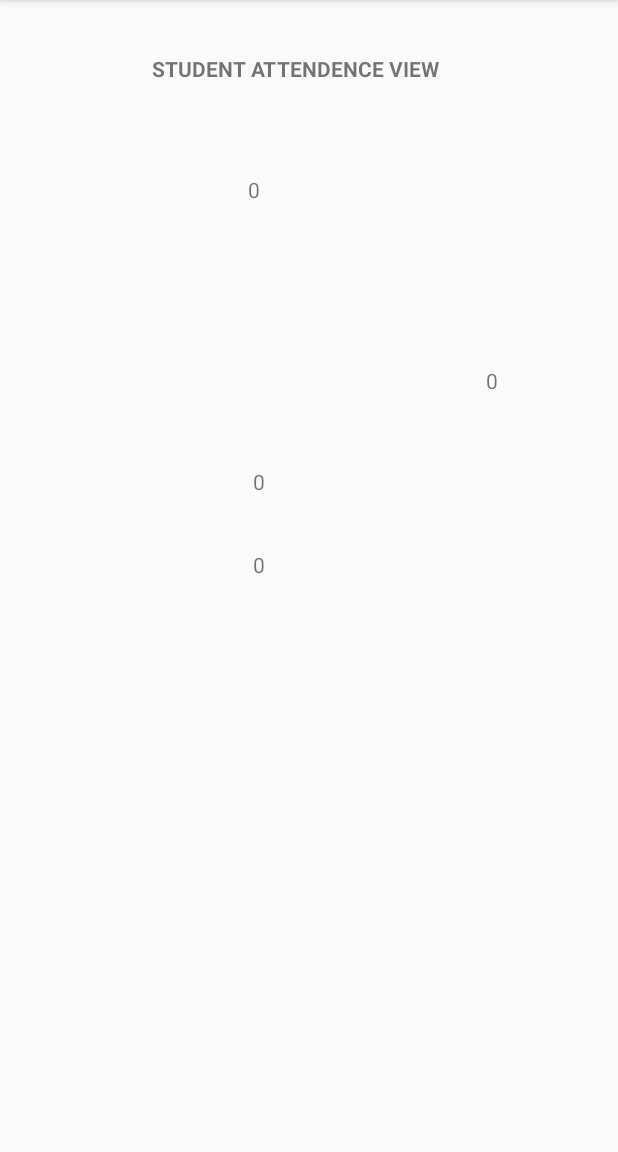
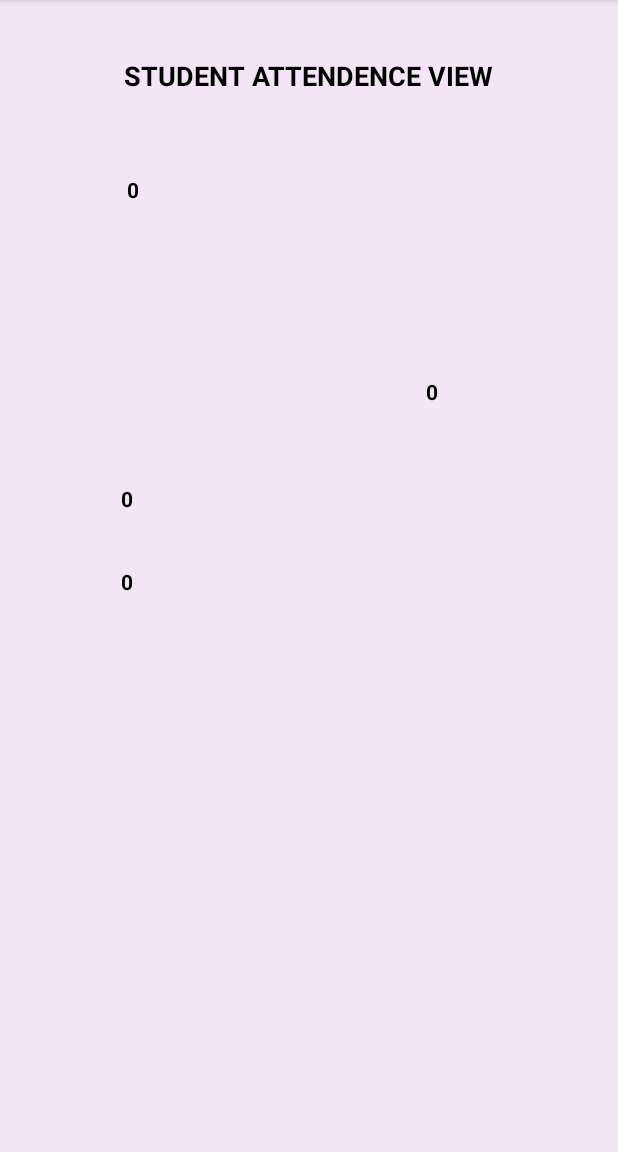
Before and after one commit to aman246149/attendence-management-system, an Android app: the StudentAttendenceView screen opened directly, with no data from a screen before it, on a phone screen of 412 x 824 dp, the part 84-1236 px from its top. Run offline under Robolectric (Android 15) with nearby library versions, the phone set to English and light mode, and no system bars; Roboto replaces fonts that are not available here; 14 statements that could not run were skipped.

Commit message:
ui and all bug fixed teacher authorization is being made ,attence view of student is being fixed

```diff
--- a/app/src/main/res/layout/activity_main.xml
+++ b/app/src/main/res/layout/activity_main.xml
@@ -15,7 +15,7 @@
         android:fontFamily="sans-serif-black"
         android:text="Please choose who  you are"
         android:textColor="#000000"
-        android:textSize="10sp"
+        android:textSize="18sp"
         app:layout_constraintEnd_toEndOf="@+id/imageView"
         app:layout_constraintStart_toStartOf="@+id/imageView"
         app:layout_constraintTop_toBottomOf="@+id/imageView" />
--- a/app/src/main/res/layout/activity_student_attendence_view.xml
+++ b/app/src/main/res/layout/activity_student_attendence_view.xml
@@ -4,6 +4,7 @@
     xmlns:tools="http://schemas.android.com/tools"
     android:layout_width="match_parent"
     android:layout_height="match_parent"
+    android:background="#F3E5F5"
     tools:context=".StudentAttendenceView">
 
     <TextView
@@ -12,11 +13,14 @@
         android:layout_height="wrap_content"
         android:layout_marginTop="36dp"
         android:text="STUDENT ATTENDENCE VIEW"
+        android:textColor="#000000"
+        android:textSize="18sp"
         android:textStyle="bold"
+        app:layout_constraintBottom_toTopOf="@+id/guideline2"
         app:layout_constraintEnd_toEndOf="parent"
-        app:layout_constraintHorizontal_bias="0.459"
         app:layout_constraintStart_toStartOf="parent"
-        app:layout_constraintTop_toTopOf="parent" />
+        app:layout_constraintTop_toTopOf="parent"
+        app:layout_constraintVertical_bias="0.166" />
 
     <androidx.constraintlayout.widget.Guideline
         android:id="@+id/guideline2"
@@ -37,70 +41,86 @@
         android:layout_width="wrap_content"
         android:layout_height="wrap_content"
         android:layout_marginTop="44dp"
+        android:textColor="#000000"
+        android:textStyle="bold"
         app:layout_constraintBottom_toBottomOf="@+id/viewNameid"
         app:layout_constraintEnd_toStartOf="@+id/viewNameid"
-        app:layout_constraintHorizontal_bias="0.463"
+        app:layout_constraintHorizontal_bias="0.213"
         app:layout_constraintStart_toStartOf="@+id/guideline3"
-        app:layout_constraintTop_toTopOf="@+id/guideline2" />
+        app:layout_constraintTop_toTopOf="@+id/guideline2"
+        app:layout_constraintVertical_bias="0.0" />
+
 
     <TextView
         android:id="@+id/viewNameid"
         android:layout_width="wrap_content"
         android:layout_height="wrap_content"
         android:layout_marginTop="44dp"
-        android:layout_marginEnd="84dp"
+        android:layout_marginEnd="124dp"
+        android:textColor="#000000"
+        android:textStyle="bold"
         app:layout_constraintEnd_toEndOf="parent"
         app:layout_constraintTop_toTopOf="@+id/guideline2" />
-
 
     <TextView
         android:id="@+id/viewphoneid"
         android:layout_width="wrap_content"
         android:layout_height="wrap_content"
 
-        android:layout_marginTop="116dp"
-        app:layout_constraintEnd_toEndOf="parent"
-        app:layout_constraintHorizontal_bias="0.361"
-        app:layout_constraintStart_toStartOf="@+id/guideline3"
-        app:layout_constraintTop_toTopOf="@+id/guideline2" />
+        android:layout_marginTop="52dp"
+        android:textColor="#000000"
+        android:textStyle="bold"
+        app:layout_constraintEnd_toEndOf="@+id/viewStudentid"
+        app:layout_constraintHorizontal_bias="0.0"
+        app:layout_constraintStart_toStartOf="@+id/viewStudentid"
+        app:layout_constraintTop_toBottomOf="@+id/viewStudentid" />
 
     <TextView
         android:id="@+id/viewcourseid"
         android:layout_width="wrap_content"
         android:layout_height="wrap_content"
-        android:layout_marginStart="76dp"
-        android:layout_marginTop="36dp"
-        app:layout_constraintEnd_toStartOf="@+id/viewsemesterid"
-        app:layout_constraintHorizontal_bias="0.28"
-        app:layout_constraintStart_toStartOf="@+id/guideline3"
+        android:layout_marginTop="44dp"
+        android:textColor="#000000"
+        android:textStyle="bold"
+        app:layout_constraintEnd_toEndOf="@+id/viewphoneid"
+        app:layout_constraintHorizontal_bias="0.0"
+        app:layout_constraintStart_toStartOf="@+id/viewphoneid"
         app:layout_constraintTop_toBottomOf="@+id/viewphoneid" />
 
     <TextView
         android:id="@+id/viewsemesterid"
         android:layout_width="wrap_content"
         android:layout_height="wrap_content"
-        android:layout_marginTop="36dp"
-        android:layout_marginEnd="80dp"
-        app:layout_constraintEnd_toEndOf="parent"
-        app:layout_constraintTop_toBottomOf="@+id/viewphoneid" />
+        android:layout_marginTop="44dp"
+        android:textColor="#000000"
+        android:textStyle="bold"
+        app:layout_constraintEnd_toEndOf="@+id/viewFAtherId"
+        app:layout_constraintHorizontal_bias="0.0"
+        app:layout_constraintStart_toStartOf="@+id/viewFAtherId"
+        app:layout_constraintTop_toBottomOf="@+id/viewFAtherId" />
 
     <TextView
         android:id="@+id/viewyearid"
         android:layout_width="wrap_content"
         android:layout_height="wrap_content"
-        android:layout_marginTop="48dp"
-        app:layout_constraintEnd_toStartOf="@+id/viewgenderid"
-        app:layout_constraintHorizontal_bias="0.467"
-        app:layout_constraintStart_toStartOf="@+id/guideline3"
+        android:layout_marginTop="52dp"
+        android:textColor="#000000"
+        android:textStyle="bold"
+        app:layout_constraintEnd_toEndOf="@+id/viewcourseid"
+        app:layout_constraintHorizontal_bias="1.0"
+        app:layout_constraintStart_toStartOf="@+id/viewcourseid"
         app:layout_constraintTop_toBottomOf="@+id/viewcourseid" />
 
     <TextView
         android:id="@+id/viewgenderid"
         android:layout_width="wrap_content"
         android:layout_height="wrap_content"
-        android:layout_marginTop="48dp"
-        android:layout_marginEnd="80dp"
-        app:layout_constraintEnd_toEndOf="parent"
+        android:layout_marginTop="52dp"
+        android:textColor="#000000"
+        android:textStyle="bold"
+        app:layout_constraintEnd_toEndOf="@+id/viewsemesterid"
+        app:layout_constraintHorizontal_bias="0.0"
+        app:layout_constraintStart_toStartOf="@+id/viewsemesterid"
         app:layout_constraintTop_toBottomOf="@+id/viewsemesterid" />
 
     <TextView
@@ -108,9 +128,11 @@
         android:layout_width="wrap_content"
         android:layout_height="wrap_content"
         android:layout_marginTop="36dp"
-        app:layout_constraintEnd_toStartOf="@+id/viewbranchid"
-        app:layout_constraintHorizontal_bias="0.467"
-        app:layout_constraintStart_toStartOf="@+id/guideline3"
+        android:textColor="#000000"
+        android:textStyle="bold"
+        app:layout_constraintEnd_toEndOf="@+id/viewyearid"
+        app:layout_constraintHorizontal_bias="0.0"
+        app:layout_constraintStart_toStartOf="@+id/viewyearid"
         app:layout_constraintTop_toBottomOf="@+id/viewyearid" />
 
     <TextView
@@ -118,8 +140,11 @@
         android:layout_width="wrap_content"
         android:layout_height="wrap_content"
         android:layout_marginTop="36dp"
-        android:layout_marginEnd="80dp"
-        app:layout_constraintEnd_toEndOf="parent"
+        android:textColor="#000000"
+        android:textStyle="bold"
+        app:layout_constraintEnd_toEndOf="@+id/viewgenderid"
+        app:layout_constraintHorizontal_bias="0.0"
+        app:layout_constraintStart_toStartOf="@+id/viewgenderid"
         app:layout_constraintTop_toBottomOf="@+id/viewgenderid" />
 
     <TextView
@@ -127,18 +152,23 @@
         android:layout_width="wrap_content"
         android:layout_height="wrap_content"
         android:layout_marginTop="44dp"
-        app:layout_constraintEnd_toStartOf="@+id/viewpassward"
-        app:layout_constraintHorizontal_bias="0.467"
-        app:layout_constraintStart_toStartOf="@+id/guideline3"
+        android:textColor="#000000"
+        android:textStyle="bold"
+        app:layout_constraintEnd_toEndOf="@+id/viewrollid"
+        app:layout_constraintHorizontal_bias="0.0"
+        app:layout_constraintStart_toStartOf="@+id/viewrollid"
         app:layout_constraintTop_toBottomOf="@+id/viewrollid" />
 
     <TextView
         android:id="@+id/viewpassward"
         android:layout_width="wrap_content"
         android:layout_height="wrap_content"
-        android:layout_marginTop="44dp"
-        android:layout_marginEnd="80dp"
-        app:layout_constraintEnd_toEndOf="parent"
+        android:layout_marginTop="52dp"
+        android:textColor="#000000"
+        android:textStyle="bold"
+        app:layout_constraintEnd_toEndOf="@+id/viewbranchid"
+        app:layout_constraintHorizontal_bias="0.0"
+        app:layout_constraintStart_toStartOf="@+id/viewbranchid"
         app:layout_constraintTop_toBottomOf="@+id/viewbranchid" />
 
     <TextView
@@ -146,11 +176,11 @@
         android:layout_width="wrap_content"
         android:layout_height="wrap_content"
         android:layout_marginTop="52dp"
-        app:layout_constraintBottom_toTopOf="@+id/viewsemesterid"
-        app:layout_constraintEnd_toEndOf="parent"
-        app:layout_constraintHorizontal_bias="0.652"
-        app:layout_constraintStart_toEndOf="@+id/viewphoneid"
-        app:layout_constraintTop_toBottomOf="@+id/viewNameid"
-        app:layout_constraintVertical_bias="0.026" />
+        android:textColor="#000000"
+        android:textStyle="bold"
+        app:layout_constraintEnd_toEndOf="@+id/viewNameid"
+        app:layout_constraintHorizontal_bias="0.0"
+        app:layout_constraintStart_toStartOf="@+id/viewNameid"
+        app:layout_constraintTop_toBottomOf="@+id/viewNameid" />
 
 </androidx.constraintlayout.widget.ConstraintLayout>
```
Also changed, not shown: app/src/main/java/com/example/attendencemanagementproject/TeacherActivity.java (+40 -2 lines), app/src/main/res/layout/activity_student.xml (+0 -10 lines), app/src/main/res/layout/activity_teacher.xml (+30 -35 lines).
